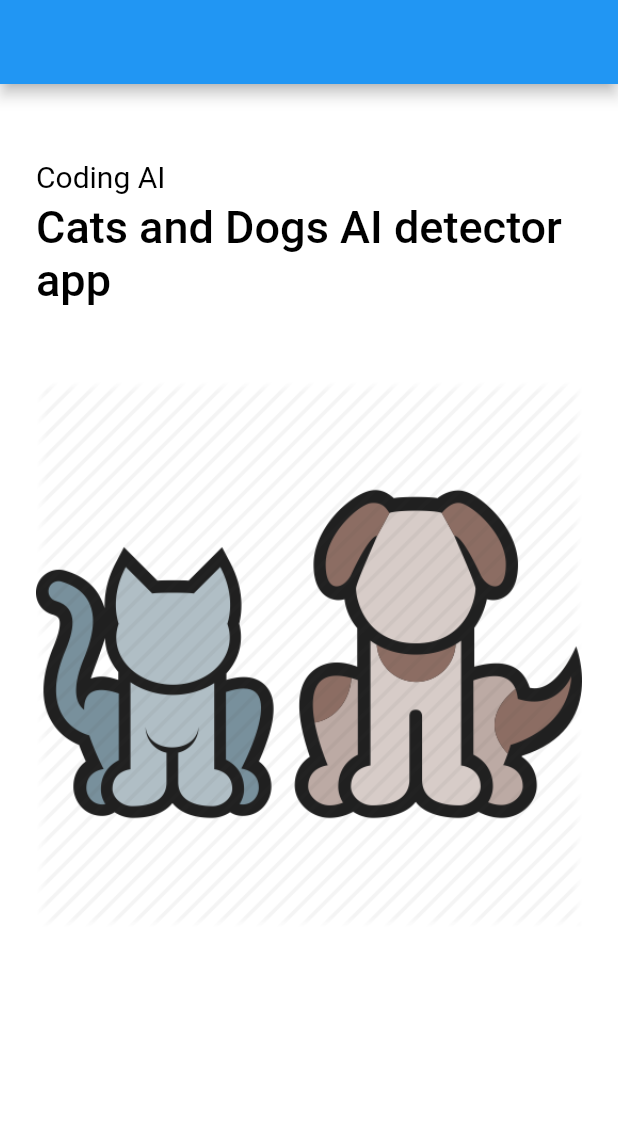
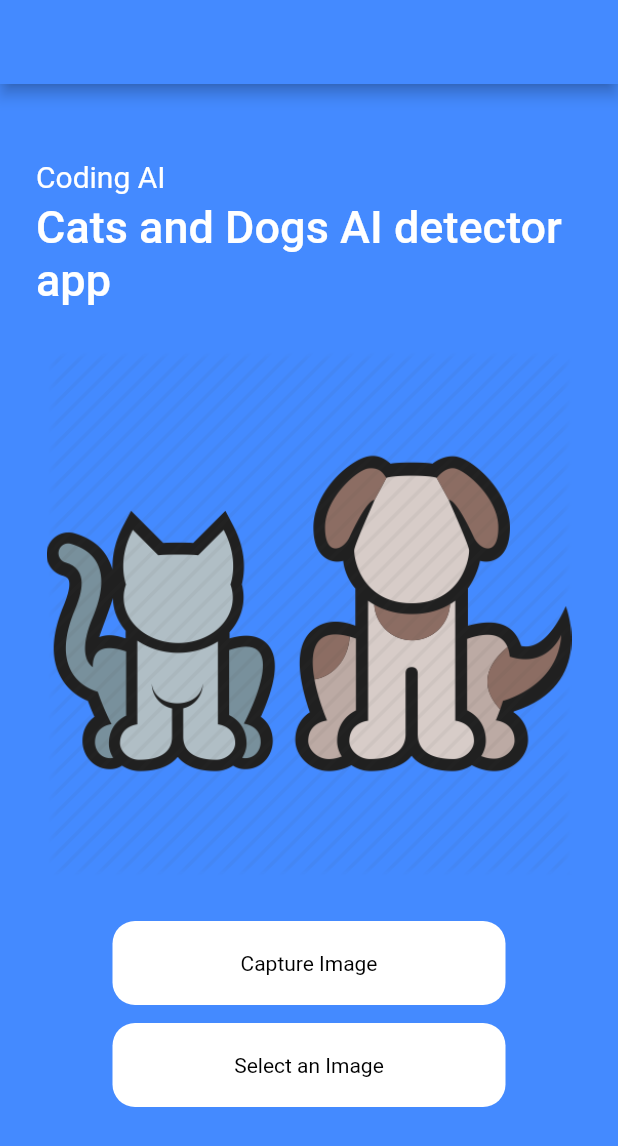
Before and after one commit to thomasbonnet12/cat_dog_ai_classifier, a Flutter app: the screen it shows after launch, on a phone screen of 412 x 824 dp. Shown: the top 1146 px of the screen. Run offline on Flutter 3.47's test engine with Material 2 defaults, Android fonts, the phone set to English and light mode, and no system bars; our stand-ins replace splashscreen.

Commit message:
button added

```diff
--- a/lib/home.dart
+++ b/lib/home.dart
@@ -11,9 +11,12 @@
   @override
   Widget build(BuildContext context) {
     return Scaffold(
-      appBar: AppBar(),
-      backgroundColor: Colors.white,
-      body: Container(
+      appBar: AppBar(
+        backgroundColor: Colors.blueAccent,
+      ),
+      backgroundColor: Colors.blueAccent,
+      body: SingleChildScrollView(
+        child: Container(
           padding: EdgeInsets.symmetric(horizontal: 24),
           child: Column(
             crossAxisAlignment: CrossAxisAlignment.start,
@@ -21,30 +24,72 @@
               SizedBox(height: 50),
               Text(
                 'Coding AI',
-              style: TextStyle(color: Colors.black, fontSize: 20),
+                style: TextStyle(color: Colors.white, fontSize: 20),
               ),
               SizedBox(height: 5),
               Text(
                 'Cats and Dogs AI detector app',
                 style: TextStyle(
-                  color: Colors.black,
+                    color: Colors.white,
                     fontWeight: FontWeight.w500,
                     fontSize: 30),
               ),
-            SizedBox(height: 50),
+              SizedBox(height: 30),
               Center(
                 child: _loading
                     ? Container(
+                        width: 350,
                         child: Column(
                           children: [
                             Image.asset('assets/cat_dog_icon.png'),
-                          SizedBox(height: 50),
+                            SizedBox(height: 30),
                           ],
                         ),
                       )
                     : Container(),
-            )
+              ),
+              Container(
+                width: MediaQuery.of(context).size.width,
+                child: Column(
+                  children: [
+                    GestureDetector(
+                      onTap: () {},
+                      child: Container(
+                        width: MediaQuery.of(context).size.width - 150,
+                        alignment: Alignment.center,
+                        padding:
+                            EdgeInsets.symmetric(horizontal: 20, vertical: 20),
+                        decoration: BoxDecoration(
+                            color: Colors.white,
+                            borderRadius: BorderRadius.circular(15)),
+                        child: Text(
+                          'Capture Image',
+                          style: TextStyle(color: Colors.black),
+                        ),
+                      ),
+                    ),
+                    SizedBox(height: 12),
+                    GestureDetector(
+                      onTap: () {},
+                      child: Container(
+                        width: MediaQuery.of(context).size.width - 150,
+                        alignment: Alignment.center,
+                        padding:
+                            EdgeInsets.symmetric(horizontal: 20, vertical: 20),
+                        decoration: BoxDecoration(
+                            color: Colors.white,
+                            borderRadius: BorderRadius.circular(15)),
+                        child: Text(
+                          'Select an Image',
+                          style: TextStyle(color: Colors.black),
+                        ),
+                      ),
+                    ),
                   ],
+                ),
+              ),
+            ],
+          ),
         ),
       ),
       bottomNavigationBar: BottomAppBar(),
--- a/lib/splashscreen.dart
+++ b/lib/splashscreen.dart
@@ -19,7 +19,7 @@
         style: TextStyle(
           fontWeight: FontWeight.bold,
           fontSize: 25,
-          color: Color(0x00FFFF),
+          color: Colors.white,
         ),
       ),
       image: Image.asset(
@@ -27,7 +27,7 @@
       ),
       backgroundColor: Colors.blueAccent,
       photoSize: 100,
-      loaderColor: Color(0x004242),
+      loaderColor: Colors.white,
     );
   }
 }
```
Lines whose indentation alone changed are shown as unchanged.
